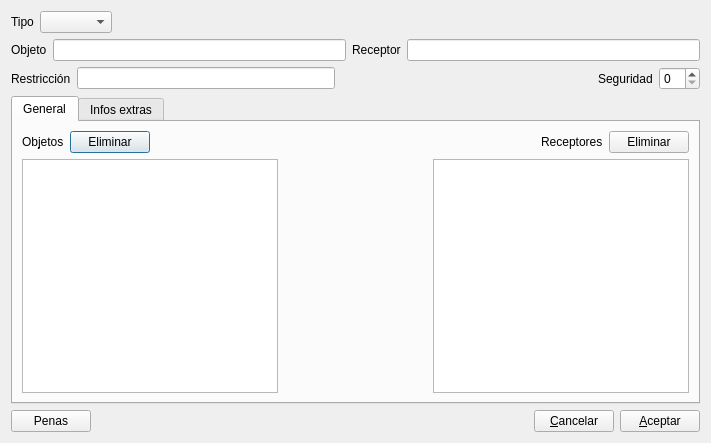
Old version of the form gui/dlgordenanzaentrada.ui in the repository rogorido/qtpredicadores.
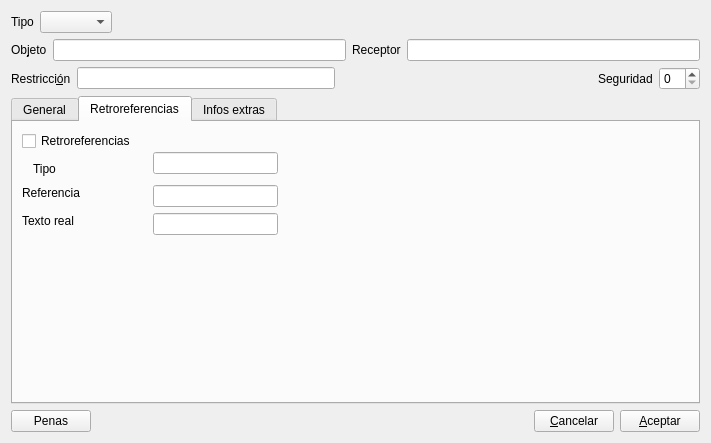
New version of the form. Custom widgets are drawn as their Qt base class.

Commit message: Haciendo más uso de la nueva clase RetroReferencia en otras clases

Diff of the .ui file:
```diff
--- a/gui/dlgordenanzaentrada.ui
+++ b/gui/dlgordenanzaentrada.ui
@@ -46,7 +46,10 @@
      <item>
       <widget class="QLabel" name="label_2">
        <property name="text">
-        <string>Objeto</string>
+        <string>Ob&amp;jeto</string>
+       </property>
+       <property name="buddy">
+        <cstring>txtObjeto</cstring>
        </property>
       </widget>
      </item>
@@ -70,7 +73,10 @@
      <item>
       <widget class="QLabel" name="label_6">
        <property name="text">
-        <string>Restricción</string>
+        <string>Restricci&amp;ón</string>
+       </property>
+       <property name="buddy">
+        <cstring>txtRestriccion</cstring>
        </property>
       </widget>
      </item>
@@ -105,7 +111,7 @@
    <item>
     <widget class="QTabWidget" name="tabWidget_2">
      <property name="currentIndex">
-      <number>0</number>
+      <number>1</number>
      </property>
      <widget class="QWidget" name="tab_3">
       <attribute name="title">
@@ -188,6 +194,102 @@
        </item>
       </layout>
      </widget>
+     <widget class="QWidget" name="tab">
+      <attribute name="title">
+       <string>Retroreferencias</string>
+      </attribute>
+      <widget class="QCheckBox" name="ckRetro">
+       <property name="geometry">
+        <rect>
+         <x>9</x>
+         <y>9</y>
+         <width>123</width>
+         <height>20</height>
+        </rect>
+       </property>
+       <property name="text">
+        <string>Retroreferencias</string>
+       </property>
+      </widget>
+      <widget class="QLabel" name="label_8">
+       <property name="geometry">
+        <rect>
+         <x>9</x>
+         <y>63</y>
+         <width>63</width>
+         <height>16</height>
+        </rect>
+       </property>
+       <property name="text">
+        <string>Referencia</string>
+       </property>
+       <property name="buddy">
+        <cstring>txtReferencia</cstring>
+       </property>
+      </widget>
+      <widget class="QLineEdit" name="txtReferencia">
+       <property name="geometry">
+        <rect>
+         <x>140</x>
+         <y>63</y>
+         <width>125</width>
+         <height>22</height>
+        </rect>
+       </property>
+      </widget>
+      <widget class="QLabel" name="label_9">
+       <property name="geometry">
+        <rect>
+         <x>9</x>
+         <y>91</y>
+         <width>59</width>
+         <height>16</height>
+        </rect>
+       </property>
+       <property name="text">
+        <string>Texto real</string>
+       </property>
+       <property name="buddy">
+        <cstring>txtTextoReal</cstring>
+       </property>
+      </widget>
+      <widget class="QLineEdit" name="txtTextoReal">
+       <property name="geometry">
+        <rect>
+         <x>140</x>
+         <y>91</y>
+         <width>125</width>
+         <height>22</height>
+        </rect>
+       </property>
+      </widget>
+      <widget class="QLineEdit" name="txtRetroTipo">
+       <property name="geometry">
+        <rect>
+         <x>140</x>
+         <y>30</y>
+         <width>125</width>
+         <height>22</height>
+        </rect>
+       </property>
+      </widget>
+      <widget class="QLabel" name="label_10">
+       <property name="geometry">
+        <rect>
+         <x>20</x>
+         <y>40</y>
+         <width>58</width>
+         <height>14</height>
+        </rect>
+       </property>
+       <property name="text">
+        <string>Tipo</string>
+       </property>
+       <property name="buddy">
+        <cstring>txtRetroTipo</cstring>
+       </property>
+      </widget>
+     </widget>
      <widget class="QWidget" name="tab_4">
       <attribute name="title">
        <string>Infos extras</string>
```
Left out of the diff: 3 changed lines with no effect on the pictures. The commit also changes 3 other files.
